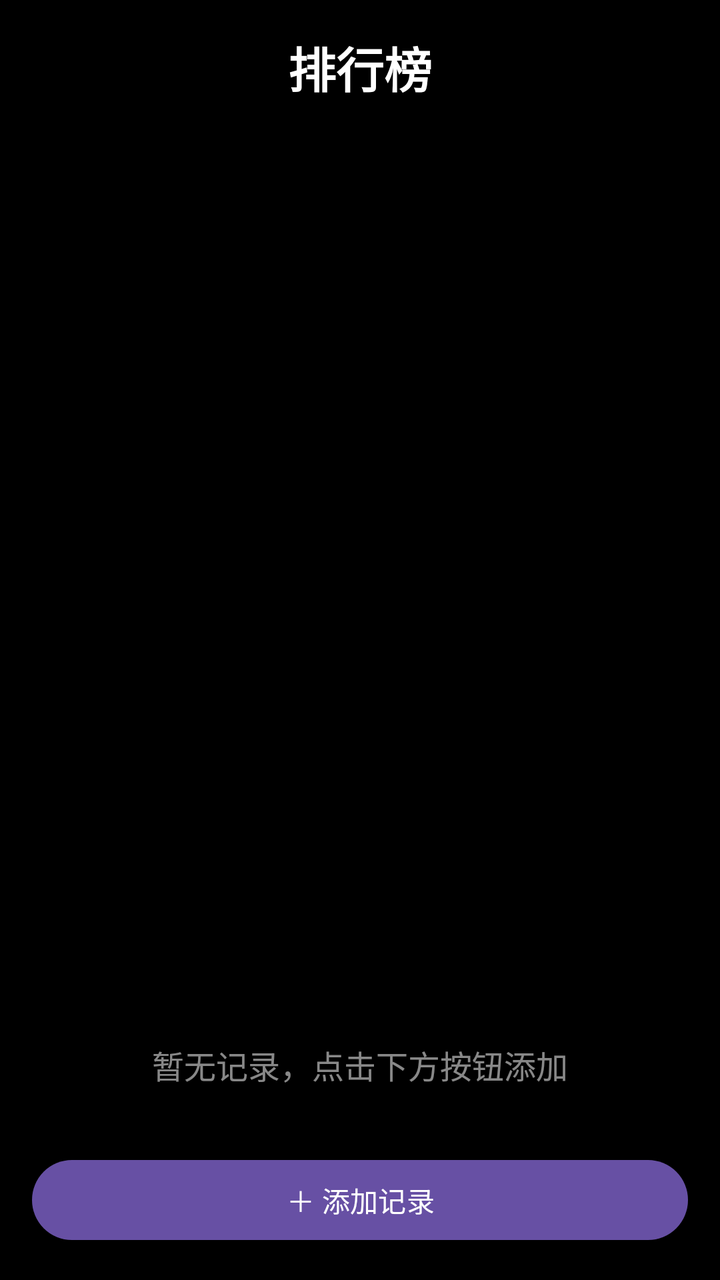
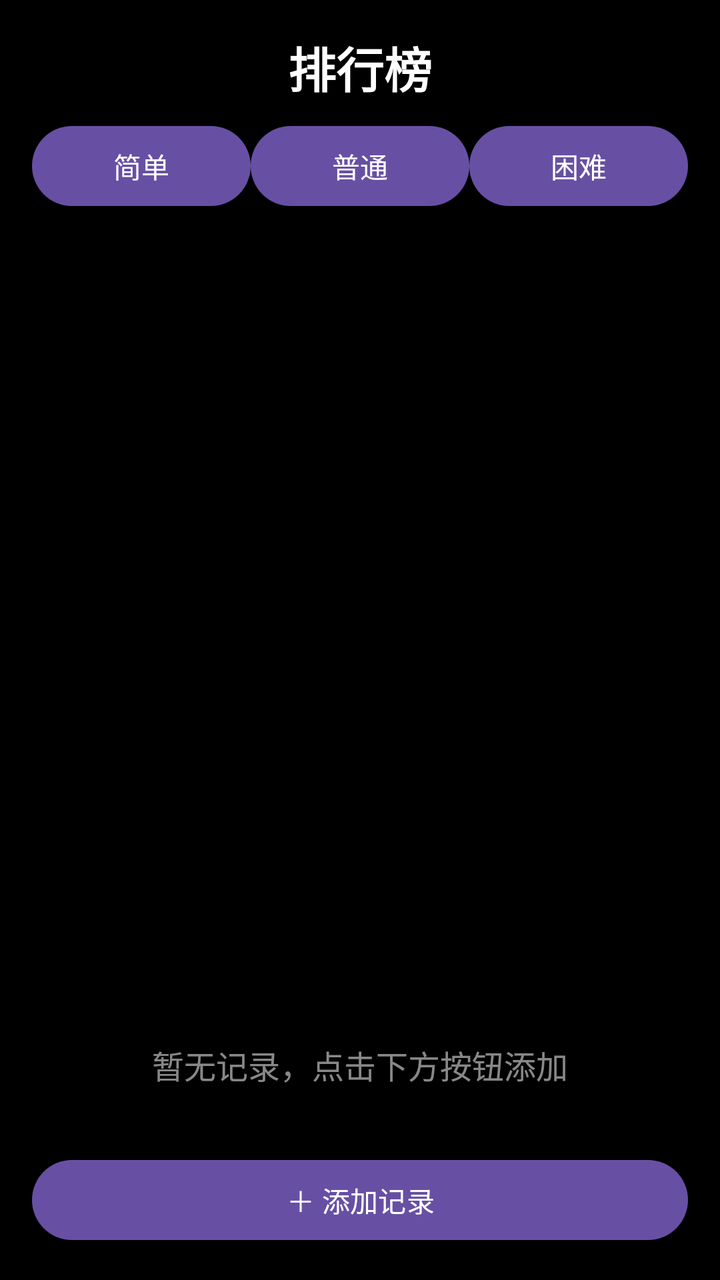

Two renders of the same Android screen: before a commit and after it. Below are the layout's source before the change and the commit's diff.
<!-- AndroidManifest.xml: application theme Theme.AircraftWar -->
<!-- res/layout/activity_ranking.xml -->
<?xml version="1.0" encoding="utf-8"?>
<LinearLayout xmlns:android="http://schemas.android.com/apk/res/android"
    android:layout_width="match_parent"
    android:layout_height="match_parent"
    android:orientation="vertical"
    android:padding="16dp">

    <TextView
        android:layout_width="match_parent"
        android:layout_height="wrap_content"
        android:gravity="center"
        android:text="排行榜"
        android:textColor="@color/white"
        android:textSize="24sp"
        android:textStyle="bold" />

    <ListView
        android:id="@+id/lv_rank"
        android:layout_width="match_parent"
        android:layout_height="0dp"
        android:layout_weight="1"
        android:layout_marginTop="8dp"
        android:divider="#33FFFFFF"
        android:dividerHeight="1dp" />

    <TextView
        android:id="@+id/tv_empty"
        android:layout_width="match_parent"
        android:layout_height="wrap_content"
        android:gravity="center"
        android:padding="24dp"
        android:text="暂无记录，点击下方按钮添加"
        android:textColor="#88FFFFFF"
        android:textSize="16sp" />

    <Button
        android:id="@+id/btn_add"
        android:layout_width="match_parent"
        android:layout_height="wrap_content"
        android:layout_marginTop="8dp"
        android:text="＋ 添加记录" />
</LinearLayout>
<!-- resources referenced by this layout -->
<resources>
  <color name="white">#FFFFFFFF</color>
  <style name="Theme.AircraftWar" parent="Base.Theme.AircraftWar" />
  <style name="Base.Theme.AircraftWar" parent="Theme.Material3.DayNight.NoActionBar">
          
          <item name="android:windowBackground">@android:color/black</item>
          
          
      </style>
</resources>

<!-- the commit's change to res/layout/activity_ranking.xml (unified diff, before → after) -->
@@ -13,6 +13,34 @@
         android:textColor="@color/white"
         android:textSize="24sp"
         android:textStyle="bold" />
+
+    <LinearLayout
+        android:layout_width="match_parent"
+        android:layout_height="wrap_content"
+        android:layout_marginTop="8dp"
+        android:orientation="horizontal">
+
+        <Button
+            android:id="@+id/btn_easy"
+            android:layout_width="0dp"
+            android:layout_height="wrap_content"
+            android:layout_weight="1"
+            android:text="简单" />
+
+        <Button
+            android:id="@+id/btn_normal"
+            android:layout_width="0dp"
+            android:layout_height="wrap_content"
+            android:layout_weight="1"
+            android:text="普通" />
+
+        <Button
+            android:id="@+id/btn_hard"
+            android:layout_width="0dp"
+            android:layout_height="wrap_content"
+            android:layout_weight="1"
+            android:text="困难" />
+    </LinearLayout>
 
     <ListView
         android:id="@+id/lv_rank"
